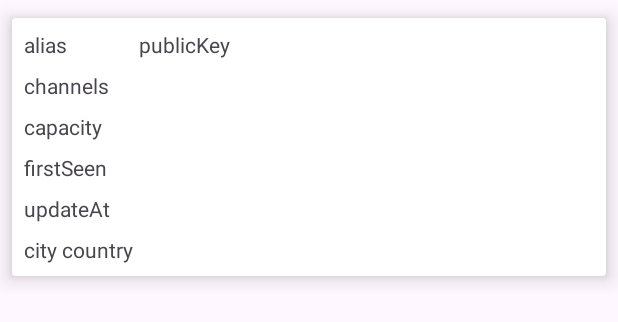
After one commit to alexandresantos99/NodeLightning, an Android app: the layout res_node_item.xml on its own in the app's theme, with its tools: preview values and no code run, on a phone screen of 412 x 824 dp. The commit adds this screen. Shown: the top 322 px of the screen. Run offline under Robolectric (Android 15) with nearby library versions, the phone set to English and light mode, and no system bars.

Commit message:
chore: create layout base

```diff
--- a/app/src/main/AndroidManifest.xml
+++ b/app/src/main/AndroidManifest.xml
@@ -13,7 +13,7 @@
         android:theme="@style/Theme.NodeLightning"
         tools:targetApi="31">
         <activity
-            android:name=".MainActivity"
+            android:name=".features.nodelist.presenter.MainActivity"
             android:exported="true">
             <intent-filter>
                 <action android:name="android.intent.action.MAIN" />
--- /dev/null
+++ b/app/src/main/res/layout/res_node_item.xml
@@ -0,0 +1,108 @@
+<?xml version="1.0" encoding="utf-8"?>
+<androidx.constraintlayout.widget.ConstraintLayout xmlns:android="http://schemas.android.com/apk/res/android"
+    xmlns:app="http://schemas.android.com/apk/res-auto"
+    xmlns:tools="http://schemas.android.com/tools"
+    android:layout_width="match_parent"
+    android:layout_height="wrap_content">
+
+    <androidx.cardview.widget.CardView
+        android:layout_width="match_parent"
+        android:layout_height="wrap_content"
+        app:cardCornerRadius="2dp"
+        app:cardElevation="8dp"
+        app:cardPreventCornerOverlap="false"
+        app:cardUseCompatPadding="true"
+        app:layout_constraintBottom_toBottomOf="parent"
+        app:layout_constraintEnd_toEndOf="parent"
+        app:layout_constraintStart_toStartOf="parent"
+        app:layout_constraintTop_toTopOf="parent">
+
+        <LinearLayout
+            android:layout_width="match_parent"
+            android:layout_height="wrap_content"
+            android:layout_marginStart="8dp"
+            android:layout_marginEnd="8dp"
+            android:orientation="vertical">
+
+            <LinearLayout
+                android:layout_width="match_parent"
+                android:layout_height="wrap_content"
+                android:orientation="horizontal">
+
+                <TextView
+                    android:id="@+id/alias"
+                    android:layout_width="wrap_content"
+                    android:layout_height="wrap_content"
+                    android:layout_marginTop="8dp"
+                    android:layout_weight="0.2"
+                    tools:text="alias" />
+
+                <TextView
+                    android:id="@+id/publicKey"
+                    android:layout_width="wrap_content"
+                    android:layout_height="wrap_content"
+                    android:layout_marginTop="8dp"
+                    android:layout_weight="1"
+                    tools:text="publicKey" />
+
+            </LinearLayout>
+
+
+            <TextView
+                android:id="@+id/channels"
+                android:layout_width="match_parent"
+                android:layout_height="wrap_content"
+                android:layout_marginTop="8dp"
+                tools:text="channels" />
+
+            <TextView
+                android:id="@+id/capacity"
+                android:layout_width="match_parent"
+                android:layout_height="wrap_content"
+                android:layout_marginTop="8dp"
+                tools:text="capacity" />
+
+            <TextView
+                android:id="@+id/firstSeen"
+                android:layout_width="match_parent"
+                android:layout_height="wrap_content"
+                android:layout_marginTop="8dp"
+                tools:text="firstSeen" />
+
+            <TextView
+                android:id="@+id/updateAt"
+                android:layout_width="match_parent"
+                android:layout_height="wrap_content"
+                android:layout_marginTop="8dp"
+                android:layout_marginBottom="8dp"
+                tools:text="updateAt" />
+
+            <LinearLayout
+                android:id="@+id/layoutCity"
+                android:layout_width="match_parent"
+                android:layout_height="wrap_content"
+                android:orientation="horizontal"
+                android:visibility="visible">
+
+                <TextView
+                    android:id="@+id/city"
+                    android:layout_width="wrap_content"
+                    android:layout_height="wrap_content"
+                    android:layout_marginBottom="8dp"
+                    android:layout_weight="0.1"
+                    android:visibility="visible"
+                    tools:text="city" />
+
+                <TextView
+                    android:id="@+id/country"
+                    android:layout_width="wrap_content"
+                    android:layout_height="wrap_content"
+                    android:layout_marginBottom="8dp"
+                    android:layout_weight="8"
+                    tools:text="country" />
+            </LinearLayout>
+        </LinearLayout>
+
+    </androidx.cardview.widget.CardView>
+
+</androidx.constraintlayout.widget.ConstraintLayout>
--- a/app/src/main/res/values/strings.xml
+++ b/app/src/main/res/values/strings.xml
@@ -1,3 +1,4 @@
 <resources>
     <string name="app_name">NodeLightning</string>
+    <string name="node_list_error_text">Ops.. Algo deu errado :(</string>
 </resources>
```
Also changed, not shown: app/src/main/java/com/alexandresantos/nodelightning/MainActivity.kt (deleted, +0 -11 lines), app/src/main/java/com/alexandresantos/nodelightning/features/nodelist/presenter/MainActivity.kt (added, +18 -0 lines), app/src/main/res/drawable/error_icon.xml (added, +50 -0 lines), app/src/main/res/drawable/update_icon.xml (added, +9 -0 lines), app/src/main/res/layout/activity_main.xml (+57 -4 lines).
